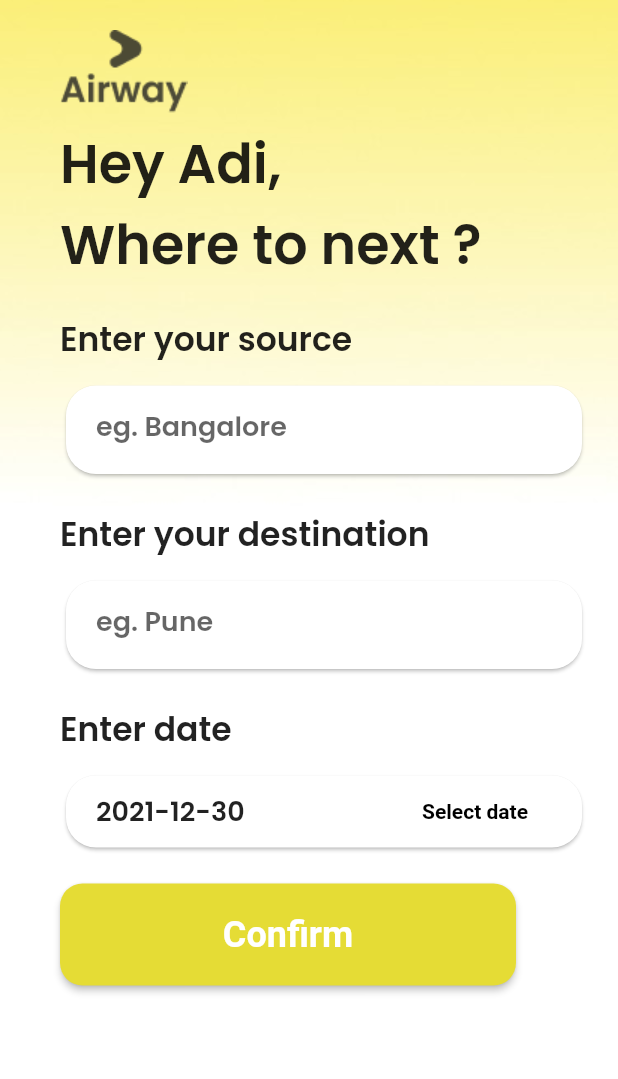
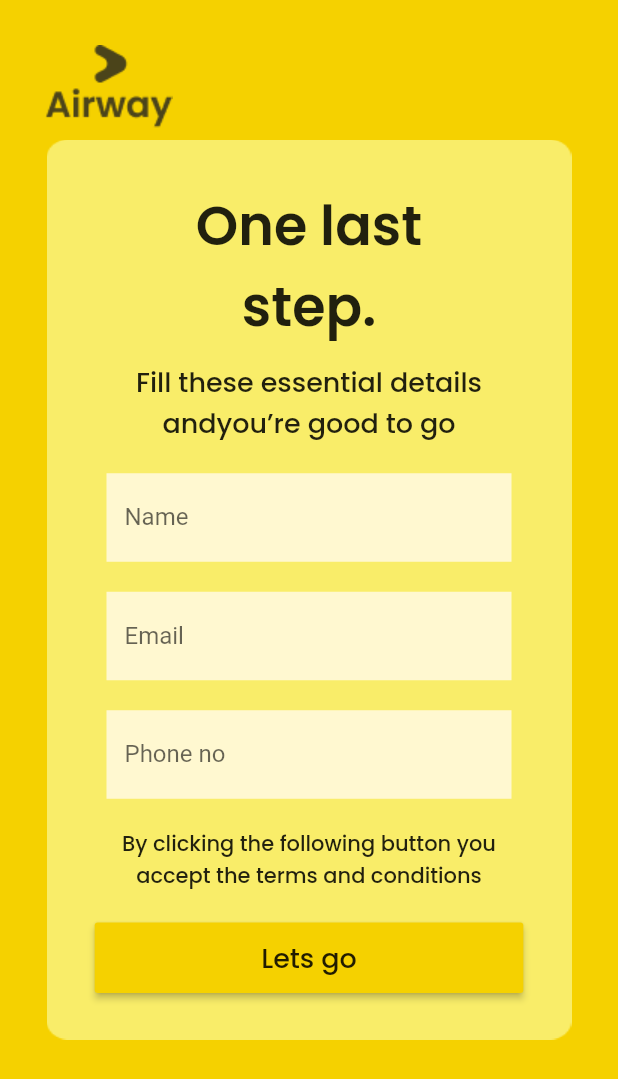
Before and after one commit to Project-Airway/Flutter-Airway, a Flutter app: the screen it shows after launch, on a phone screen of 412 x 824 dp. Shown: the top 1079 px of the screen. Run offline on Flutter 3.47's test engine with Material 2 defaults, Android fonts, the phone set to English and light mode, and no system bars; our stand-ins replace concentric_transition, image_picker; missing offline and left inert: expansion_card; Roboto replaces fonts that are missing (montserrat).

Commit message:
onboard3 added to fix minor stuff

```diff
--- /dev/null
+++ b/lib/Pages/onboard_3.dart
@@ -0,0 +1,160 @@
+import 'package:flutter/material.dart';
+
+class onboard_3 extends StatefulWidget {
+  const onboard_3({Key? key}) : super(key: key);
+
+  @override
+  _onboard_3State createState() => _onboard_3State();
+}
+
+class _onboard_3State extends State<onboard_3> {
+  @override
+  Widget build(BuildContext context) {
+    return SafeArea(
+      child: Scaffold(
+        resizeToAvoidBottomInset: false,
+        body: Container(
+          decoration: new BoxDecoration(
+            color: Color.fromRGBO(245, 209, 0, 1),
+          ),
+          child: Column(
+            children: [
+              SizedBox(height: 30),
+              Row(
+                crossAxisAlignment: CrossAxisAlignment.start,
+                children: [
+                  SizedBox(width: 30),
+                  Image.asset('assets/logo.png'),
+                  SizedBox(width: 10),
+                  // ClipRect(
+                  //   child: Image.asset('assets/user_img1.png'),
+                  // )
+                ],
+              ),
+              SizedBox(height: 1),
+
+              Row(
+                mainAxisAlignment: MainAxisAlignment.center,
+                children: [
+                  Container(
+                    decoration: BoxDecoration(
+                        image: DecorationImage(
+                            image: AssetImage('assets/user_block3.png'),
+                            fit: BoxFit.fill
+                        )
+                    ),
+                    height: 600,
+                    width: 350,
+                    child: Column(
+                      crossAxisAlignment: CrossAxisAlignment.center,
+                      mainAxisAlignment: MainAxisAlignment.center,
+                      children: [
+                        Column(
+                          children: [
+                            Text('One last\nstep.',
+                              style: TextStyle(
+                                fontSize: 36,
+                                fontFamily: 'poppins',
+                                fontWeight: FontWeight.w600,
+                              ),
+                              textAlign: TextAlign.center,),
+                            SizedBox(height: 10,),
+                            Text('Fill these essential details\nandyou’re good to go',
+                              style: TextStyle(
+                                fontSize: 18,
+                                fontFamily: 'poppins',
+                                fontWeight: FontWeight.w500,
+                              ),
+                              textAlign: TextAlign.center,
+                            ),
+                            Form(child: Column(
+                              children: [
+                                // _buildNameField(),
+                                // _buildEmailField(),
+                                // _buildPhone_noField(),
+                                SizedBox(height: 0,),
+
+                              Padding(
+                                padding: const EdgeInsets.fromLTRB(40.0,20,40,0),
+                                child: TextFormField(
+                                  decoration: InputDecoration(labelText: 'Name',
+                                    border: OutlineInputBorder(),
+                                    fillColor: Color.fromRGBO(255, 248, 208, 1),
+                                    filled: true,
+                                    enabledBorder: InputBorder.none,
+
+                                  ),
+                                ),
+                              ),
+
+
+                              Padding(
+                                padding: const EdgeInsets.fromLTRB(40.0,20,40,0),
+                                child: TextFormField(
+                                  decoration: InputDecoration(labelText: 'Email',
+                                    border: OutlineInputBorder(),
+                                    fillColor: Color.fromRGBO(255, 248, 208, 1),
+                                    filled: true,
+                                    enabledBorder: InputBorder.none,
+
+                                  ),
+                                ),
+                              ),
+
+                              Padding(
+                                padding: const EdgeInsets.fromLTRB(40.0,20,40,0),
+                                child: TextFormField(
+                                  decoration: InputDecoration(labelText: 'Phone no',
+                                    border: OutlineInputBorder(),
+                                    fillColor: Color.fromRGBO(255, 248, 208, 1),
+                                    filled: true,
+                                    enabledBorder: InputBorder.none,
+
+                                  ),
+
+                                ),
+                              ),
+                                SizedBox(height: 20,),
+
+                                Text('By clicking the following button you\naccept the terms and conditions',
+                                  style: TextStyle(
+                                    fontSize: 14,
+                                    fontFamily: 'poppins',
+                                    fontWeight: FontWeight.w500,
+                                  ),
+                                  textAlign: TextAlign.center,
+                                ),
+                                SizedBox(height: 20,),
+                                RaisedButton(
+                                  child: Padding(
+                                    padding: const EdgeInsets.fromLTRB(95,10,95,10),
+                                    child: Text('Lets go',
+                                      style: TextStyle(
+                                        fontSize: 18,
+                                        fontFamily: 'poppins',
+                                        fontWeight: FontWeight.w500,
+                                      ),
+                                      textAlign: TextAlign.center,),
+                                  ),
+                                  color: Color.fromRGBO(245, 209, 0, 1),
+
+                                  onPressed: (){},
+                                )
+                              ],
+                            ))
+                          ],
+                        )
+                      ],
+                    ),
+                  )
+                ],
+              )
+
+            ],
+          ),
+
+        ),
+      ),
+    );
+  }
+}
--- a/lib/main.dart
+++ b/lib/main.dart
@@ -1,6 +1,7 @@
 import 'package:flutter/material.dart';
 import 'package:airway_flutter/Pages/User_onboard1.dart';
 import 'package:airway_flutter/Pages/User_onboard2.dart';
+import 'package:airway_flutter/Pages/onboard_3.dart';
 import 'package:airway_flutter/Pages/user_onboardmain.dart';
 import 'package:airway_flutter/Pages/User_onboard3.dart';
 import 'package:airway_flutter/Pages/Edit_profile.dart';
@@ -15,12 +16,13 @@ import 'package:airway_flutter/Pages/main_pages/booking_confirm.dart';
 
 
 void main() => runApp(MaterialApp(
-  initialRoute: 'main_booking',
+  initialRoute: 'onboard3',
   routes: {
    // '/': (context) => loading(),
     'user_onboard1':(context) => user_onboard1(),
     'user_onboard2':(context) => user_onboard2(),
     'user_onboard3':(context) => user_onboard3(),
+    'onboard3':(context) => onboard_3(),
     'user_onboardmain':(context) => user_onboardmain(),
     'user_account' : (context) => Account(),
     'points_history':(context) => Points(),
```
